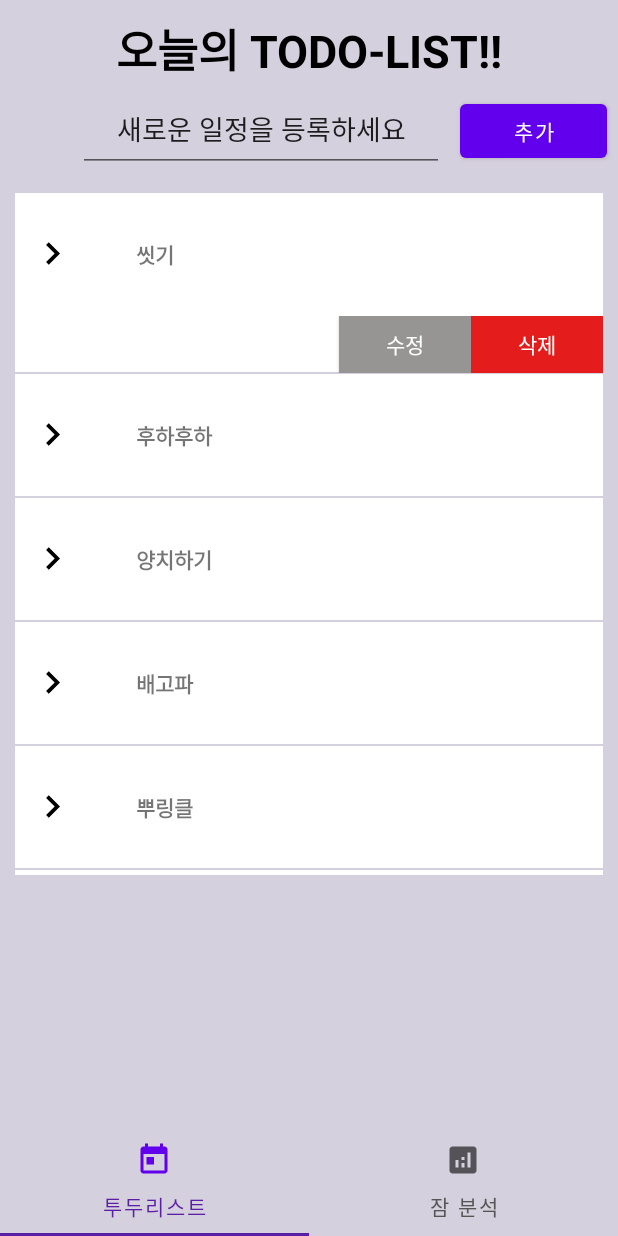
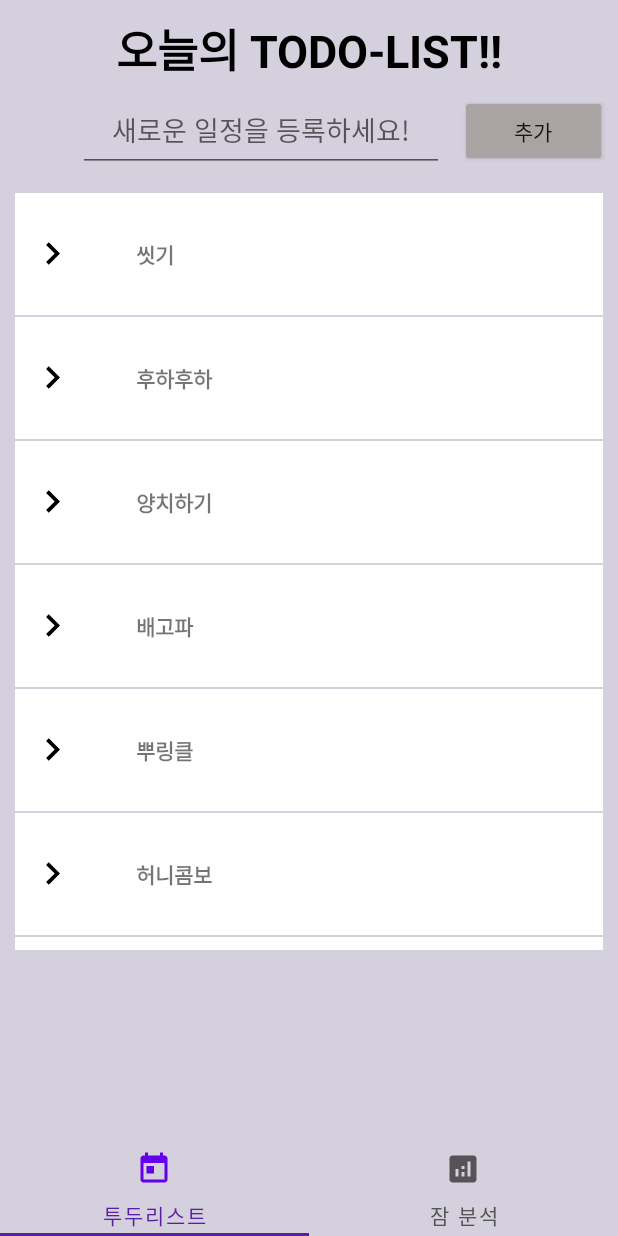
Before and after one commit to Jake-huen/Didyousleepwell, an Android app: the TodoFragment screen opened directly, with no data from a screen before it, after a tap on "수정", on a phone screen of 412 x 824 dp. Run offline under Robolectric (Android 15) with nearby library versions, the phone set to English and light mode, and no system bars; 2 other taps on this screen came first.

Commit message:
todo 항목 추가

```diff
--- a/teamproject/app/src/main/java/com/example/myapplication/TodoAdapter.kt
+++ b/teamproject/app/src/main/java/com/example/myapplication/TodoAdapter.kt
@@ -15,6 +15,7 @@
     }
     var itemClickListener:OnItemClickListener?=null
 
+    // 항목 옮길때
     fun moveItem(oldPos:Int, newPos:Int){
         val item = items[oldPos]
         items.removeAt(oldPos)
@@ -22,11 +23,13 @@
         notifyItemMoved(oldPos,newPos)
     }
 
+    // 항목 swipe로 제거
     fun removeItem(pos:Int){
         items.removeAt(pos)
         notifyItemRemoved(pos)
     }
 
+    // 옆에 아이콘 클릭하면 수정, 삭제 버튼 등장
     fun show_edit_delete_button(pos:Int){
         items[pos].show_edit_delete=!items[pos].show_edit_delete
         notifyItemChanged(pos)
@@ -43,7 +46,10 @@
                 itemClickListener?.OnItemClick(items[adapterPosition],adapterPosition)
             }
             edit_button.setOnClickListener {
-
+                itemClickListener?.OnItemClick(items[adapterPosition],adapterPosition)
+            }
+            delete_button.setOnClickListener{
+                itemClickListener?.OnItemClick(items[adapterPosition],adapterPosition)
             }
         }
     }
--- a/teamproject/app/src/main/java/com/example/myapplication/TodoFragment.kt
+++ b/teamproject/app/src/main/java/com/example/myapplication/TodoFragment.kt
@@ -1,20 +1,26 @@
 package com.example.myapplication
 
+import android.content.Context.INPUT_METHOD_SERVICE
 import android.os.Bundle
-import androidx.fragment.app.Fragment
+import android.util.Log
 import android.view.LayoutInflater
 import android.view.View
 import android.view.ViewGroup
+import android.view.inputmethod.InputMethodManager
+import android.widget.EditText
 import android.widget.Toast
+import androidx.appcompat.widget.AppCompatButton
+import androidx.core.content.ContextCompat.getSystemService
+import androidx.fragment.app.Fragment
 import androidx.recyclerview.widget.ItemTouchHelper
 import androidx.recyclerview.widget.LinearLayoutManager
 import androidx.recyclerview.widget.RecyclerView
+
 
 class TodoFragment : Fragment() {
     private var data:ArrayList<Tododata> = ArrayList()
     lateinit var adapter:TodoAdapter
     lateinit var recyclerView: RecyclerView
-
     override fun onCreateView(
         inflater: LayoutInflater,
         container: ViewGroup?,
@@ -22,7 +28,12 @@
     ): View? {
         // Inflate the layout for this fragment
         val view = inflater.inflate(R.layout.fragment_todo,container,false)
+
         recyclerView = view.findViewById(R.id.todoRecyclerView)
+        val edit_button = view.findViewById<AppCompatButton>(R.id.todo_edit)
+        val delete_button = view.findViewById<AppCompatButton>(R.id.todo_delete)
+        val add_button = view.findViewById<AppCompatButton>(R.id.todo_add)
+        val add_text = view.findViewById<EditText>(R.id.new_todo_edit)
         initData()
         recyclerView.layoutManager = LinearLayoutManager(activity)
         adapter = TodoAdapter(data)
@@ -33,6 +44,15 @@
             }
         }
         recyclerView.adapter = adapter
+
+        add_button.setOnClickListener {
+            val new_todo = add_text.text.toString()
+            data.add(Tododata(new_todo,false))
+            Log.i(new_todo,"new_todo")
+            add_text.clearFocus()
+            add_text.text.clear()
+        }
+
         val simpleItemTouchCallback = object: ItemTouchHelper.SimpleCallback(
             ItemTouchHelper.UP or ItemTouchHelper.DOWN, ItemTouchHelper.LEFT){
             override fun onMove(
@@ -48,25 +68,10 @@
                 adapter.removeItem(viewHolder.adapterPosition)
             }
         }
+
         val itemTouchHelper = ItemTouchHelper(simpleItemTouchCallback)
         itemTouchHelper.attachToRecyclerView(recyclerView)
         return view
-    }
-
-    override fun onViewCreated(view: View, savedInstanceState: Bundle?) {
-        super.onViewCreated(view, savedInstanceState)
-    }
-
-    // activity에 정보 전달해준다.
-    override fun onActivityCreated(savedInstanceState: Bundle?) {
-        super.onActivityCreated(savedInstanceState)
-        // 정보 수신 fragment 간에는 통신 어려우니까 activity를 통해서 통신
-//        if(activity!= null){
-//            val intent = activity?.intent
-//            if(intent!=null){
-//                val str = intent.getStringExtra("name")
-//            }
-//        }
     }
 
     private fun initData() {
--- a/teamproject/app/src/main/res/layout/activity_date.xml
+++ b/teamproject/app/src/main/res/layout/activity_date.xml
@@ -15,7 +15,7 @@
     <com.google.android.material.tabs.TabLayout
         android:id="@+id/tab"
         android:layout_width="match_parent"
-        android:layout_height="wrap_content"
+        android:layout_height="60dp"
         app:layout_constraintBottom_toBottomOf="parent"
         android:background="#D5D0DD"
         app:tabTextColor="#555555"
--- a/teamproject/app/src/main/res/layout/fragment_todo.xml
+++ b/teamproject/app/src/main/res/layout/fragment_todo.xml
@@ -29,77 +29,27 @@
             android:layout_width="0dp"
             android:layout_height="0dp"/>
         <EditText
-            android:text="새로운 일정을 등록하세요"
+            android:id="@+id/new_todo_edit"
+            android:hint="새로운 일정을 등록하세요!"
             android:textAlignment="center"
             android:layout_weight="5"
             android:layout_width="0dp"
             android:layout_margin="3dp"
             android:layout_height="match_parent"/>
-        <Button
+        <androidx.appcompat.widget.AppCompatButton
+            android:id="@+id/todo_add"
             android:text="추가"
+            android:backgroundTint="#AAA3A3"
             android:layout_margin="7dp"
             android:layout_weight="2"
             android:layout_width="0dp"
             android:layout_height="wrap_content"/>
     </LinearLayout>
-    <!--    <Button-->
-    <!--        android:id="@+id/todoAddButton"-->
-    <!--        android:layout_width="wrap_content"-->
-    <!--        android:layout_height="wrap_content"-->
-    <!--        android:layout_marginStart="37dp"-->
-    <!--        android:layout_marginBottom="20dp"-->
-    <!--        android:backgroundTint="@color/purple_200"-->
-    <!--        android:text="추가"-->
-    <!--        app:layout_constraintBottom_toTopOf="@+id/todoEditText"-->
-    <!--        app:layout_constraintStart_toStartOf="@+id/todoRecyclerView" />-->
-
-    <!--    <Button-->
-    <!--        android:id="@+id/todoEditButton"-->
-    <!--        android:layout_width="wrap_content"-->
-    <!--        android:layout_height="wrap_content"-->
-    <!--        android:layout_marginEnd="36dp"-->
-    <!--        android:backgroundTint="@color/purple_200"-->
-    <!--        android:text="수정"-->
-    <!--        app:layout_constraintEnd_toStartOf="@+id/todoDeleteButton"-->
-    <!--        app:layout_constraintTop_toBottomOf="@+id/todoRecyclerView" />-->
-
-    <!--    <Button-->
-    <!--        android:id="@+id/todoDeleteButton"-->
-    <!--        android:layout_width="wrap_content"-->
-    <!--        android:layout_height="wrap_content"-->
-    <!--        android:layout_marginEnd="37dp"-->
-    <!--        android:backgroundTint="@color/purple_200"-->
-    <!--        android:text="삭제"-->
-    <!--        app:layout_constraintEnd_toEndOf="@+id/todoRecyclerView"-->
-    <!--        app:layout_constraintTop_toBottomOf="@+id/todoRecyclerView" />-->
-    <!--    &lt;!&ndash;            todolist를 추가, 수정할 수 있는 editText와 button&ndash;&gt;-->
-    <!--    &lt;!&ndash;            평상시엔 안보이게 할 것, 추가, 수정 버튼 누르면 보여짐&ndash;&gt;-->
-    <!--    <EditText-->
-    <!--        android:id="@+id/todoEditText"-->
-    <!--        android:layout_width="wrap_content"-->
-    <!--        android:layout_height="wrap_content"-->
-    <!--        android:layout_marginBottom="158dp"-->
-    <!--        android:ems="10"-->
-    <!--        app:layout_constraintBottom_toBottomOf="parent"-->
-    <!--        app:layout_constraintEnd_toEndOf="@+id/todoAddButton"-->
-    <!--        app:layout_constraintStart_toEndOf="@+id/todoAddButton" />-->
-
-    <!--    <Button-->
-    <!--        android:id="@+id/todoOkButton6"-->
-    <!--        android:layout_width="wrap_content"-->
-    <!--        android:layout_height="wrap_content"-->
-    <!--        android:layout_marginTop="20dp"-->
-    <!--        android:layout_marginEnd="20dp"-->
-    <!--        android:backgroundTint="@color/purple_200"-->
-    <!--        android:text="확인"-->
-    <!--        app:layout_constraintEnd_toEndOf="parent"-->
-    <!--        app:layout_constraintTop_toBottomOf="@+id/todoDeleteButton" />-->
-
     <!--            todolist가 담기는 recyclerView-->
     <androidx.recyclerview.widget.RecyclerView
         android:id="@+id/todoRecyclerView"
         android:layout_width="match_parent"
-        android:layout_height="475dp"
+        android:layout_height="525dp"
         android:padding="10dp" />
 
 
```
